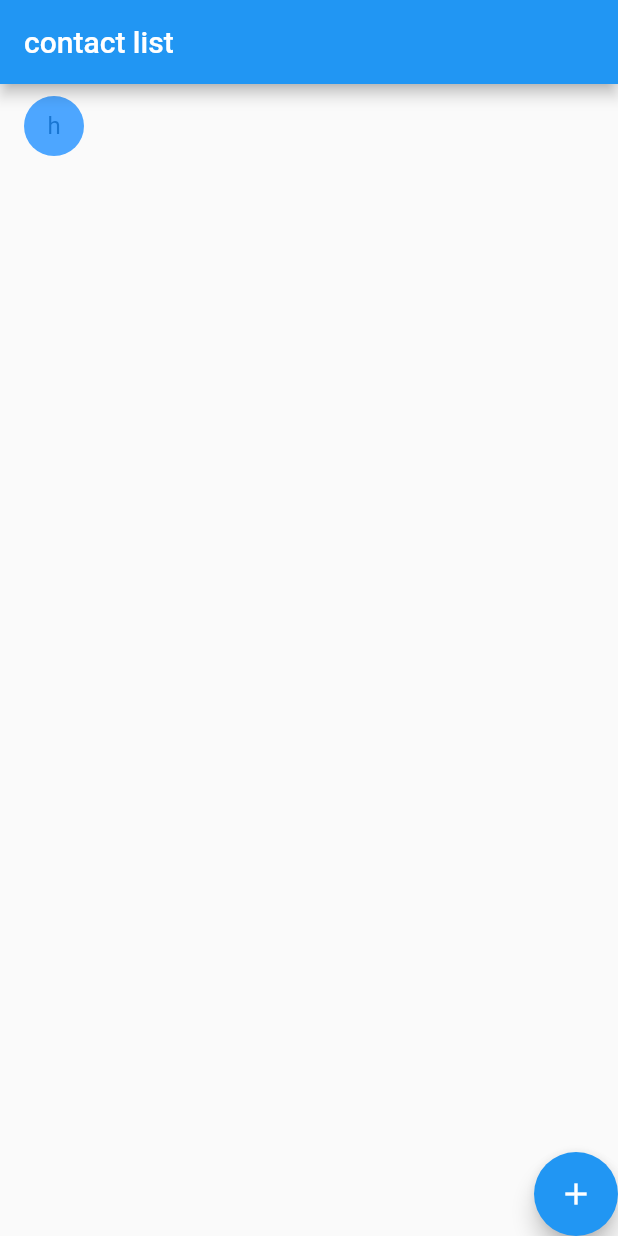
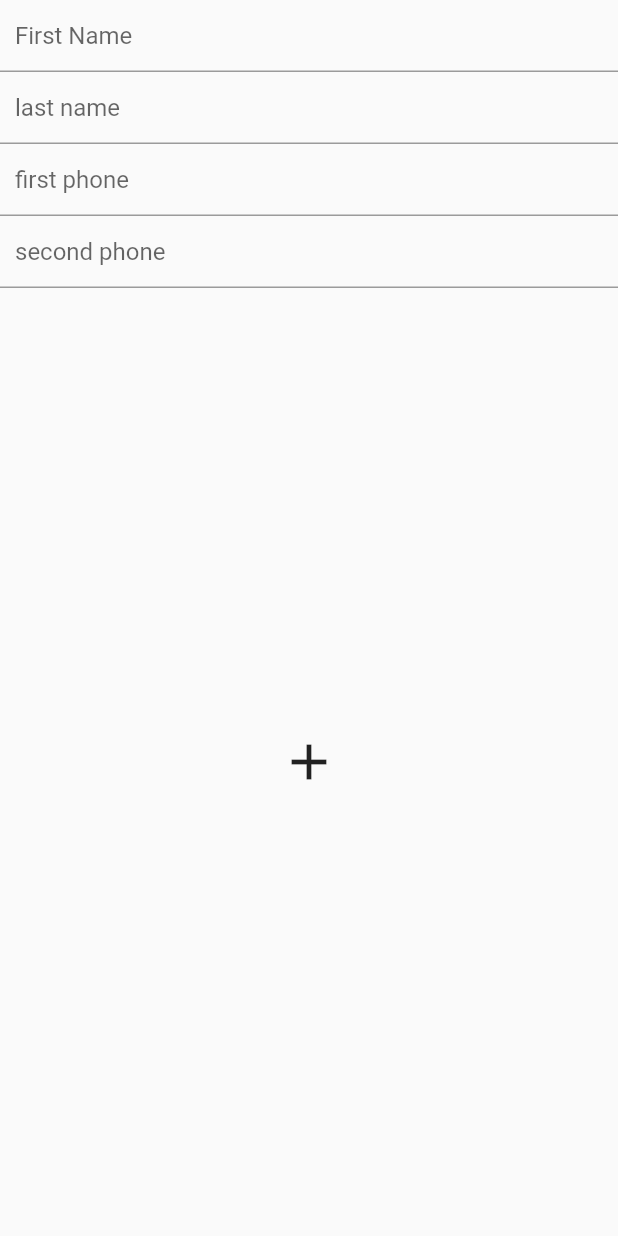
Before and after one commit to amalDw/midterm-arrej, a Flutter app: the screen it shows after launch, after a tap on the "add" icon, on a phone screen of 412 x 824 dp. Run offline on Flutter 3.47's test engine with Material 2 defaults, Android fonts, the phone set to English and light mode, and no system bars; missing offline and left inert: dart:js.

Commit message:
second commit

```diff
--- a/lib/main.dart
+++ b/lib/main.dart
@@ -1,8 +1,8 @@
 import 'dart:js';
-
 import 'package:flutter/material.dart';
 import 'package:mid/Contact.dart';
 import 'package:mid/my-provider.dart';
+import 'package:mid/pages/add-person.dart';
 import 'package:provider/provider.dart';
 
 void main() {
@@ -27,11 +27,7 @@ class MyApp extends StatelessWidget {
 }
 
 class MyHomePage extends StatefulWidget {
-  //MyHomePage({Key? key, required this.title}) : super(key: key);
-
-  // final String title;
-
-  @override
+   @override
   _MyHomePageState createState() => _MyHomePageState();
 }
 
@@ -55,21 +51,31 @@ class _MyHomePageState extends State<MyHomePage> {
                 Expanded(
                   flex: 9,
                   child: Container(
-                      child: provider.contactListItems == null
+                      child: (provider.contactListItems == null || provider.contactListItems.length==0)
                           ? Container(
+                            height: 200,
                             alignment: Alignment.center,
                               child: Text('No Contacts Available'),
                             )
                           : Container(
-                              height: 700,
+                             padding: EdgeInsets.all(9),
                               child: ListView.builder(
                                   itemCount: provider.contactListItems.length,
                                   itemBuilder: (BuildContext context, index) {
-                                    return ListTile(
-                                      leading: CircleAvatar(
-                                        backgroundColor: Color(0xff4da6ff),
-                                        child: Text(
-                                            '${provider.contactListItems[index].firstName[0]}'),
+                                    return GestureDetector(
+                                      onTap: (){
+
+                                      },
+                                      child: Container(
+                                        margin: EdgeInsets.all(7),
+                                        child: ListTile(
+                                          leading: CircleAvatar(
+                                            backgroundColor: Color(0xff4da6ff),
+                                            child: Text(
+                                                '${provider.contactListItems[index].firstName[index]}'),
+                                          ),
+                                          title: Text('${provider.contactListItems[index].firstName}   ${provider.contactListItems[index].lastName}'),
+                                        ),
                                       ),
                                     );
                                   }),
@@ -82,7 +88,9 @@ class _MyHomePageState extends State<MyHomePage> {
                   child: Container(
                     alignment: Alignment.bottomRight,
                     child: FloatingActionButton(
-                      onPressed: () => {},
+                      onPressed: () => {
+                        Navigator.push(context, MaterialPageRoute(builder: (context)=> AddPerson()))
+                      },
                       tooltip: 'add contact',
                       child: Icon(Icons.add),
                     ),
@@ -91,13 +99,7 @@ class _MyHomePageState extends State<MyHomePage> {
               ],
             ),
           );
-        }) // This trailing comma makes auto-formatting nicer for build methods.
+        })
         );
   }
 }
-/**
- *
- * git config --global user.email "216067@ppu.edu.ps"
-  git config --global user.name "amalDw"
-
- */
--- a/lib/my-provider.dart
+++ b/lib/my-provider.dart
@@ -2,7 +2,26 @@ import 'package:flutter/material.dart';
 import 'package:mid/Contact.dart';
 
 class MyProvider extends ChangeNotifier {
-  List<Contact> contactListItems=[Contact(firstName: 'hghg',lastName: 'jsjdhjs',phoneNumOne: 'jhsdjshds',phoneNumTwo: 'jhsdhsjhd')];
+  List<Contact> contactListItems=[   Contact(
+        firstName: 'hghg',
+        lastName: 'jsjdhjs',
+        phoneNumOne: 'jhsdjshds',
+        phoneNumTwo: 'jhsdhsjhd'),
+    Contact(
+        firstName: 'hghg',
+        lastName: 'jsjdhjs',
+        phoneNumOne: 'jhsdjshds',
+        phoneNumTwo: 'jhsdhsjhd'),
+    Contact(
+        firstName: 'hghg',
+        lastName: 'jsjdhjs',
+        phoneNumOne: 'jhsdjshds',
+        phoneNumTwo: 'jhsdhsjhd'),
+    Contact(
+        firstName: 'hghg',
+        lastName: 'jsjdhjs',
+        phoneNumOne: 'jhsdjshds',
+        phoneNumTwo: 'jhsdhsjhd')];
   Contact chosenContact;
   addContact(Contact c) {
     this.contactListItems.add(c);
@@ -17,6 +36,5 @@ class MyProvider extends ChangeNotifier {
     this.contactListItems[index].lastName = c.lastName;
     this.contactListItems[index].phoneNumOne = c.phoneNumOne;
     this.contactListItems[index].phoneNumTwo = c.phoneNumTwo;
-
   }
 }
--- a/lib/pages/add-person.dart
+++ b/lib/pages/add-person.dart
@@ -0,0 +1,130 @@
+import 'package:flutter/material.dart';
+import 'package:mid/Contact.dart';
+import 'package:mid/main.dart';
+import 'package:mid/my-provider.dart';
+import 'package:provider/provider.dart';
+
+class AddPerson extends StatefulWidget {
+  @override
+  _AddPersonState createState() => _AddPersonState();
+}
+
+class _AddPersonState extends State<AddPerson> {
+  bool firstNameisValid = true;
+  bool lastNameisValid = true;
+  bool firstPhoneValid = true;
+  final firstNameController = TextEditingController();
+  final lastNameController = TextEditingController();
+  final firstphoneController = TextEditingController();
+  final secondphoneController = TextEditingController();
+  Widget build(BuildContext context) {
+    return Scaffold(body: Consumer<MyProvider>(builder: (context, provider, x) {
+      return Container(
+        child: Column(
+          children: [
+            TextField(
+              keyboardType: TextInputType.text,
+              controller: firstNameController,
+              decoration: InputDecoration(
+                  labelText: 'First Name',
+                  errorText: firstNameisValid
+                      ? null
+                      : 'please enter first name for contact',
+                  contentPadding:
+                      EdgeInsets.symmetric(vertical: 5, horizontal: 10)),
+              onChanged: (String val) {
+                final v = val;
+                if (val == null) {
+                  setState(() {
+                    firstNameisValid = false;
+                  });
+                } else {
+                  setState(() {
+                    firstNameisValid = true;
+                  });
+                }
+              },
+            ),
+            TextField(
+              keyboardType: TextInputType.text,
+              controller: lastNameController,
+              decoration: InputDecoration(
+                  labelText: 'last name',
+                  errorText: lastNameisValid
+                      ? null
+                      : 'please enter last name for contact',
+                  contentPadding:
+                      EdgeInsets.symmetric(vertical: 5, horizontal: 10)),
+              onChanged: (String val) {
+                final v = val;
+                if (v == null) {
+                  setState(() {
+                    lastNameisValid = false;
+                  });
+                } else {
+                  setState(() {
+                    lastNameisValid = true;
+                  });
+                }
+              },
+            ),
+            TextField(
+              keyboardType: TextInputType.phone,
+              controller: firstphoneController,
+              decoration: InputDecoration(
+                  labelText: 'first phone ',
+                  errorText: firstPhoneValid
+                      ? null
+                      : 'please enter first phone for contact',
+                  contentPadding:
+                      EdgeInsets.symmetric(vertical: 5, horizontal: 10)),
+              onChanged: (String val) {
+                final v = val;
+                if (v == null) {
+                  setState(() {
+                    firstPhoneValid = false;
+                  });
+                } else {
+                  setState(() {
+                    firstPhoneValid = true;
+                  });
+                }
+              },
+            ),
+            TextField(
+              keyboardType: TextInputType.text,
+              controller: secondphoneController,
+              decoration: InputDecoration(
+                  labelText: 'second phone',
+                  contentPadding:
+                      EdgeInsets.symmetric(vertical: 5, horizontal: 10)),
+            ),
+            Expanded(
+                child: IconButton(
+              icon: Icon(Icons.add),
+              iconSize: 40,
+              tooltip: 'add',
+              hoverColor: Color(0xff4d000),
+              focusColor: Color(0xff4da6ff),
+              onPressed: () {
+                provider.addContact(Contact(
+                    firstName: firstNameController.text,
+                    lastName: lastNameController.text,
+                    phoneNumOne: firstphoneController.text,
+                    phoneNumTwo: secondphoneController.text == null
+                        ? ''
+                        : secondphoneController.text));
+                firstNameController.text = '';
+                lastNameController.text = '';
+                firstphoneController.text = '';
+                secondphoneController.text = '';
+                Navigator.push(context,
+                    MaterialPageRoute(builder: (context) => MyApp()));
+              },
+            ))
+          ],
+        ),
+      );
+    }));
+  }
+}
```
Also changed, not shown: lib/Contact.dart (+4 -4 lines), lib/pages/phone-list.dart (deleted).
